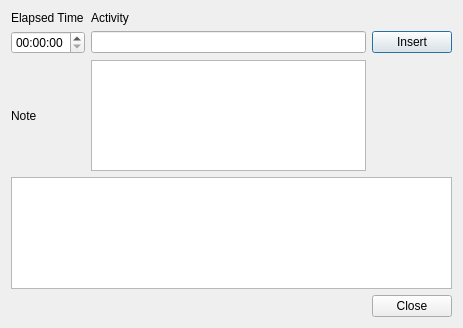
The window that dialogtask.ui (BackupTheBerlios/qbadgetask) describes before a commit, drawn with Qt 5.
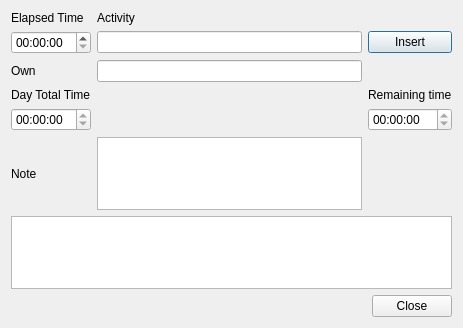
The same window after the commit.

The edit to the form file:
```diff
--- a/dialogtask.ui
+++ b/dialogtask.ui
@@ -43,23 +43,67 @@
        </property>
       </widget>
      </item>
-     <item row="3" column="0" colspan="3">
+     <item row="6" column="0" colspan="3">
       <widget class="QTableView" name="tableView">
        <property name="selectionBehavior">
         <enum>QAbstractItemView::SelectRows</enum>
        </property>
       </widget>
      </item>
-     <item row="2" column="1">
+     <item row="5" column="1">
       <widget class="QTextEdit" name="textEdit"/>
      </item>
-     <item row="2" column="0">
+     <item row="5" column="0">
       <widget class="QLabel" name="label_3">
        <property name="text">
         <string>Note</string>
        </property>
       </widget>
      </item>
+     <item row="2" column="0">
+      <widget class="QLabel" name="label_4">
+       <property name="text">
+        <string>Own</string>
+       </property>
+      </widget>
+     </item>
+     <item row="2" column="1">
+      <widget class="QLineEdit" name="lineEditOwn"/>
+     </item>
+     <item row="3" column="0">
+      <widget class="QLabel" name="label_5">
+       <property name="text">
+        <string>Day Total Time</string>
+       </property>
+      </widget>
+     </item>
+     <item row="3" column="2">
+      <widget class="QLabel" name="label_6">
+       <property name="text">
+        <string>Remaining time</string>
+       </property>
+      </widget>
+     </item>
+     <item row="4" column="0">
+      <widget class="QTimeEdit" name="timeEditTotal">
+       <property name="enabled">
+        <bool>true</bool>
+       </property>
+       <property name="readOnly">
+        <bool>true</bool>
+       </property>
+      </widget>
+     </item>
+     <item row="4" column="2">
+      <widget class="QTimeEdit" name="timeEditRemain">
+       <property name="enabled">
+        <bool>true</bool>
+       </property>
+       <property name="readOnly">
+        <bool>true</bool>
+       </property>
+      </widget>
+     </item>
     </layout>
    </item>
    <item row="1" column="0">
```
